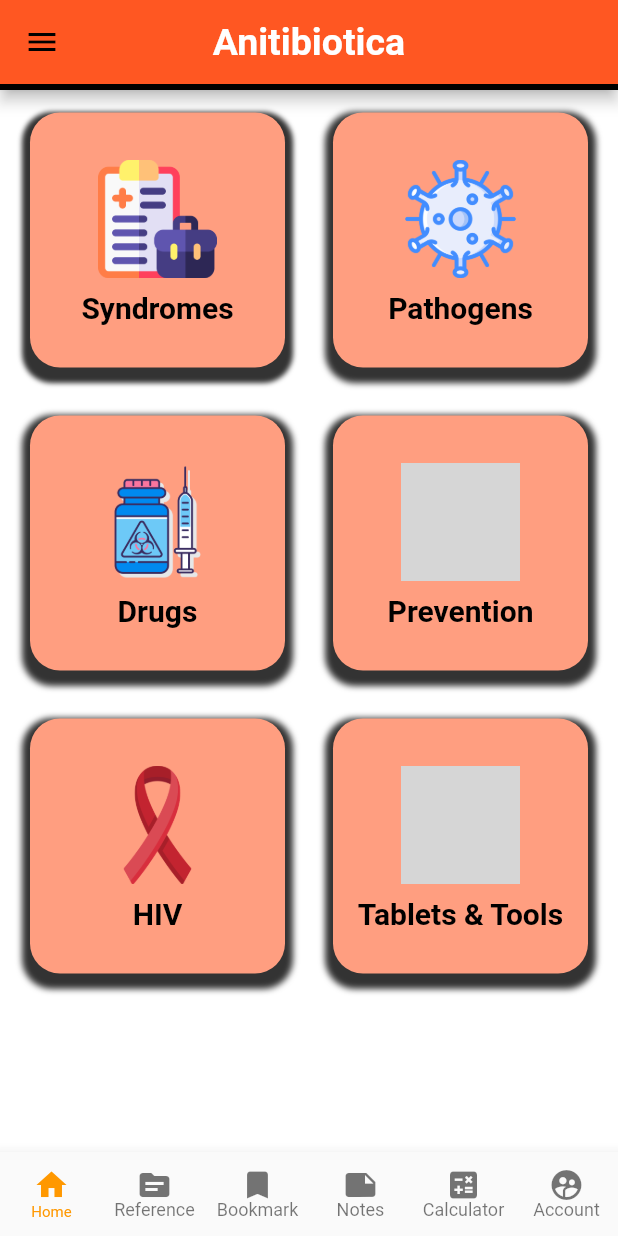
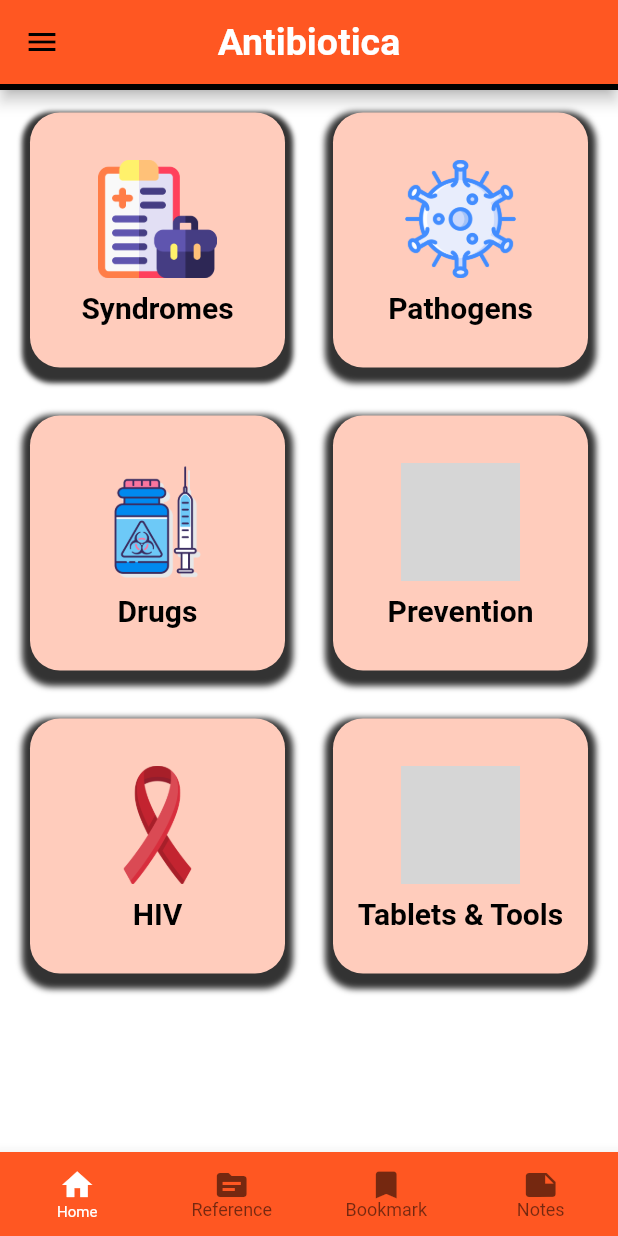
Before and after one commit to Sammy131/onco, a Flutter app: the MyBottomNav screen opened directly, on a phone screen of 412 x 824 dp. Run offline on Flutter 3.47's test engine with Material 2 defaults, Android fonts, the phone set to English and light mode, and no system bars; our stand-ins replace cloud_firestore, firebase_auth, firebase_core, fluttertoast, image_picker, pinput; accounts and stored records are empty; network calls fail; grey boxes are pictures that could not be loaded.

Commit message:
Finished Commit

```diff
--- a/lib/screens/bottom_navbar.dart
+++ b/lib/screens/bottom_navbar.dart
@@ -1,6 +1,6 @@
 import 'package:flutter/material.dart';
 import 'package:flutter_complete_guide/screens/gridinfo.dart';
-import 'package:flutter_complete_guide/screens/logout.dart';
+//import 'package:flutter_complete_guide/screens/logout.dart';
 import 'home_screen.dart';
 
 class MyBottomNav extends StatefulWidget {
@@ -22,37 +22,39 @@ class MyBottomNavState extends State<MyBottomNav> {
   Widget _myBottomNavBar() {
     return BottomNavigationBar(
       currentIndex: _currentIndex,
+      backgroundColor: Colors.deepOrange,
       //fixedColor: Colors.orange,
       onTap: _onTapItem,
       type: BottomNavigationBarType.fixed,
-        selectedFontSize: 20,
+      selectedFontSize: 30,
       items: [
         BottomNavigationBarItem(
             icon: Icon(Icons.home),
             label: 'Home',
-              backgroundColor: Colors.orange),
+            backgroundColor: Colors.white),
         BottomNavigationBarItem(
             icon: Icon(Icons.source),
             label: 'Reference',
-              backgroundColor: Colors.orange),
+            backgroundColor: Colors.white),
         BottomNavigationBarItem(
             icon: Icon(Icons.bookmark),
             label: 'Bookmark',
-              backgroundColor: Colors.orange),
+            backgroundColor: Colors.white),
         BottomNavigationBarItem(
             icon: Icon(Icons.note),
             label: 'Notes',
-              backgroundColor: Colors.orange),
-          BottomNavigationBarItem(
+            backgroundColor: Colors.white),
+        /*BottomNavigationBarItem(
               icon: Icon(Icons.calculate),
               label: 'Calculator',
               backgroundColor: Colors.orange),
           BottomNavigationBarItem(
               icon: Icon(Icons.supervised_user_circle),
               label: 'Account',
-              backgroundColor: Colors.orange),
+              backgroundColor: Colors.orange),*/
       ],
-        selectedLabelStyle: TextStyle(fontSize: 10));
+      selectedLabelStyle: TextStyle(fontSize: 10), fixedColor: Colors.white,
+    );
   }
 
   @override
@@ -89,10 +91,10 @@ class BottomNavContents extends StatelessWidget {
         return info();
       case 3:
         return info();
-      case 4:
+      /*case 4:
         return info();
       case 5:
-        return logout();
+        return logout();*/
       default:
         return Container();
     }
--- a/lib/screens/home_screen.dart
+++ b/lib/screens/home_screen.dart
@@ -118,7 +118,7 @@ class _HomeScreenState extends State<HomeScreen> {
           // ),
           centerTitle: true,
           title: Text(
-            "Anitibiotica",
+            "Antibiotica",
             style: TextStyle(
                 //color: Color.fromARGB(255, 7, 20, 91),
                 color: Colors.white,
@@ -152,7 +152,7 @@ class _HomeScreenState extends State<HomeScreen> {
                   margin: new EdgeInsets.all(15),
                   decoration: BoxDecoration(
                       borderRadius: BorderRadius.circular(20),
-                      color: Colors.deepOrangeAccent.shade100,
+                      color: Colors.deepOrange.shade100,
                       boxShadow: [
                         BoxShadow(
                           color: Colors.black.withOpacity(0.8),
@@ -209,7 +209,7 @@ class _HomeScreenState extends State<HomeScreen> {
                   margin: new EdgeInsets.all(15),
                   decoration: BoxDecoration(
                       borderRadius: BorderRadius.circular(20),
-                      color: Colors.deepOrangeAccent.shade100,
+                      color: Colors.deepOrange.shade100,
                       boxShadow: [
                         BoxShadow(
                           color: Colors.black.withOpacity(0.8),
@@ -268,7 +268,7 @@ class _HomeScreenState extends State<HomeScreen> {
                   margin: new EdgeInsets.all(15),
                   decoration: BoxDecoration(
                       borderRadius: BorderRadius.circular(20),
-                      color: Colors.deepOrangeAccent.shade100,
+                      color: Colors.deepOrange.shade100,
                       boxShadow: [
                         BoxShadow(
                           color: Colors.black.withOpacity(0.8),
@@ -325,7 +325,7 @@ class _HomeScreenState extends State<HomeScreen> {
                   margin: new EdgeInsets.all(15),
                   decoration: BoxDecoration(
                       borderRadius: BorderRadius.circular(20),
-                      color: Colors.deepOrangeAccent.shade100,
+                      color: Colors.deepOrange.shade100,
                       boxShadow: [
                         BoxShadow(
                           color: Colors.black.withOpacity(0.8),
@@ -382,7 +382,7 @@ class _HomeScreenState extends State<HomeScreen> {
                   margin: new EdgeInsets.all(15),
                   decoration: BoxDecoration(
                       borderRadius: BorderRadius.circular(20),
-                      color: Colors.deepOrangeAccent.shade100,
+                      color: Colors.deepOrange.shade100,
                       boxShadow: [
                         BoxShadow(
                           color: Colors.black.withOpacity(0.8),
@@ -439,7 +439,7 @@ class _HomeScreenState extends State<HomeScreen> {
                   margin: new EdgeInsets.all(15),
                   decoration: BoxDecoration(
                       borderRadius: BorderRadius.circular(20),
-                      color: Colors.deepOrangeAccent.shade100,
+                      color: Colors.deepOrange.shade100,
                       boxShadow: [
                         BoxShadow(
                           color: Colors.black.withOpacity(0.8),
--- a/lib/screens/otp_screen.dart
+++ b/lib/screens/otp_screen.dart
@@ -1,6 +1,7 @@
 import 'package:flutter/material.dart';
 import 'package:firebase_auth/firebase_auth.dart';
 import 'package:flutter_complete_guide/screens/bottom_navbar.dart';
+import 'package:flutter_complete_guide/screens/dialog.dart';
 //import '/provider/auth_provider.dart';
 //import '/screens/home_screen.dart';
 //import 'package:phoneauth_firebase/screens/user_information_screen.dart';
@@ -323,8 +324,8 @@ class _otpScreenState extends State<otpScreen> {
       });
 
       if (AuthCredential.user != null) {
-        Navigator.push(
-            context, MaterialPageRoute(builder: (context) => MyBottomNav()));
+        Navigator.push(context,
+            MaterialPageRoute(builder: (context) => PostFrameCallbackSample()));
       }
     } on FirebaseAuthException catch (e) {
       setState(() {
--- a/pubspec.yaml
+++ b/pubspec.yaml
@@ -65,6 +65,7 @@ flutter:
     - assets/transplant.png
     - assets/drugres.png
     - assets/info.png
+    - assets/account.png
   # An image asset can refer to one or more resolution-specific "variants", see
   # https://flutter.dev/assets-and-images/#resolution-aware.
   # For details regarding adding assets from package dependencies, see
```
Also changed, not shown: lib/main.dart (+10 -0 lines), lib/screens/dialog.dart (added, +56 -0 lines), lib/screens/gridinfo.dart (+10 -0 lines), lib/screens/side_nav.dart (+83 -15 lines), lib/screens/signin_screen.dart (+4 -3 lines), assets/account.png (added), pubspec.lock, 2 other files. Lines whose indentation alone changed are shown as unchanged.
